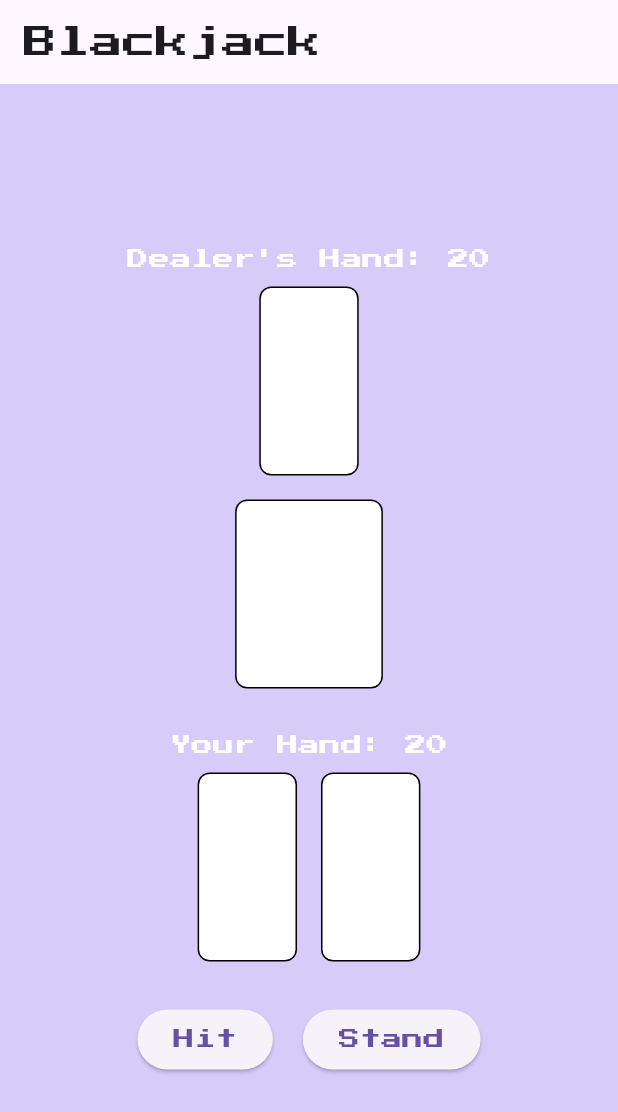
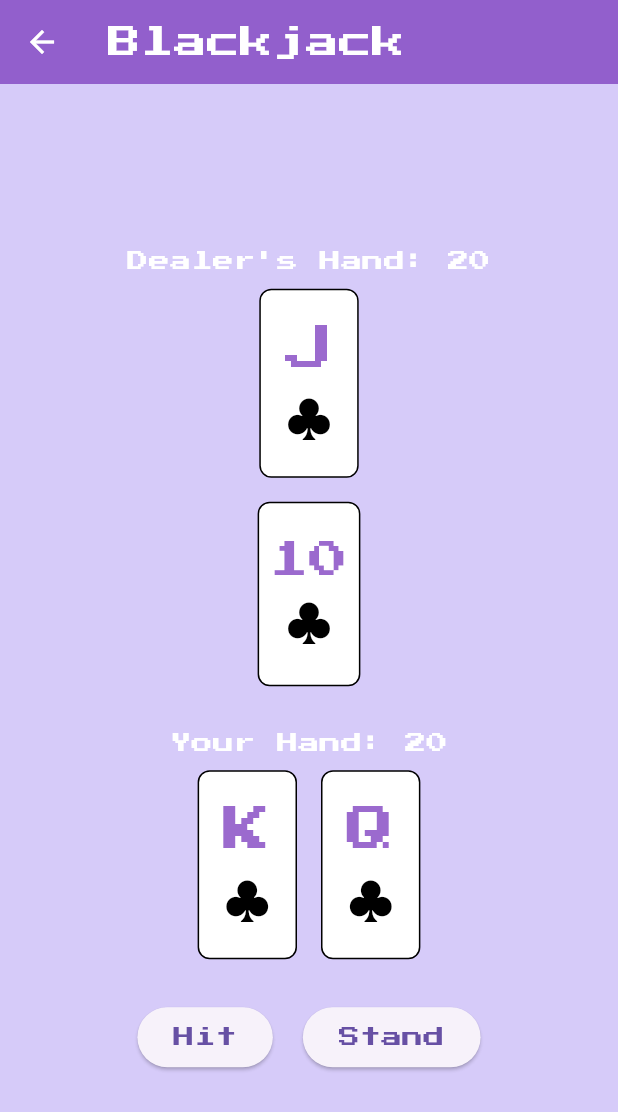
Before and after one commit to u5u5u5u/ankylo-cup, a Flutter app: the BlackjackScreen screen opened directly, on a phone screen of 412 x 824 dp. Shown: the top 1112 px of the screen. Run offline on Flutter 3.47's test engine with Material 3 defaults, Android fonts, the phone set to English and light mode, and no system bars; our stand-ins replace firebase_auth, firebase_core, fixnum, flutter_animate, flutter_riverpod, google_fonts and 2 more; missing offline and left inert: firebase_app_check, flame, grpc, protobuf; accounts and stored records are empty; generated files the repository leaves out were written again; statements that could not run were skipped.

Commit message:
gameのappbar

```diff
--- a/lib/presentation/games/blackjack/components/card.dart
+++ b/lib/presentation/games/blackjack/components/card.dart
@@ -7,10 +7,12 @@ class Card {
 
   Card(this.suit, this.rank, this.value);
 
-  Widget buildCard() {
+  Widget buildCard(BuildContext context) {
     return Container(
       margin: EdgeInsets.all(8.0), // マージンを大きくする
-      padding: EdgeInsets.all(16.0), // パディングを大きくする
+      padding: rank == '10'
+          ? EdgeInsets.fromLTRB(7, 19, 7, 19)
+          : EdgeInsets.all(16.0), // パディングを大きくする
       decoration: BoxDecoration(
         border: Border.all(color: Colors.black),
         borderRadius: BorderRadius.circular(8.0),
@@ -19,8 +21,16 @@ class Card {
       child: Column(
         mainAxisSize: MainAxisSize.min,
         children: <Widget>[
-          Text(rank, style: TextStyle(fontSize: 32)), // フォントサイズを大きくする
-          Text(suit, style: TextStyle(fontSize: 32)), // フォントサイズを大きくする
+          Text(rank,
+              style: TextStyle(
+                  fontSize: rank == '10' ? 26 : 32,
+                  color: Theme.of(context).primaryColor)), // フォントサイズを大きくする
+          Text(suit,
+              style: TextStyle(
+                  fontSize: 32,
+                  color: suit == '♥' || suit == '♦'
+                      ? Colors.red
+                      : Colors.black)), // マークによって色を変える
         ],
       ),
     );
--- a/lib/presentation/games/blackjack/widgets/blackjack_screen.dart
+++ b/lib/presentation/games/blackjack/widgets/blackjack_screen.dart
@@ -74,10 +74,12 @@ class _BlackjackScreenState extends State<BlackjackScreen> {
       context: context,
       builder: (BuildContext context) {
         return AlertDialog(
-          title: Text(result),
+          title: Text(result,
+              style:
+                  TextStyle(fontSize: 20, color: Theme.of(context).cardColor)),
           actions: <Widget>[
             TextButton(
-              child: Text('Play Again'),
+              child: Text('again'),
               onPressed: () {
                 Navigator.of(context).pop();
                 setState(() {
@@ -101,8 +103,18 @@ class _BlackjackScreenState extends State<BlackjackScreen> {
   @override
   Widget build(BuildContext context) {
     return Scaffold(
+      backgroundColor: Theme.of(context).scaffoldBackgroundColor,
       appBar: AppBar(
-        title: Text('Blackjack'),
+        title: Text('Blackjack', style: TextStyle(color: Colors.white)),
+        backgroundColor: Theme.of(context).primaryColor,
+        automaticallyImplyLeading: false,
+        leading: IconButton(
+          icon: Icon(Icons.arrow_back),
+          color: Colors.white,
+          onPressed: () {
+            Navigator.pop(context);
+          },
+        ),
       ),
       body: Column(
         mainAxisAlignment: MainAxisAlignment.center,
@@ -111,17 +123,18 @@ class _BlackjackScreenState extends State<BlackjackScreen> {
           _dealerHand.isBusted ? Text('Busted!') : Container(),
           _dealerHand.isBusted
               ? Container()
-              : _dealerHand.cards.first.buildCard(),
+              : _dealerHand.cards.first.buildCard(context),
           _dealerHand.isBusted
               ? Container()
-              : _dealerHand.cards.last.buildCard(),
+              : _dealerHand.cards.last.buildCard(context),
           SizedBox(height: 20),
           Text('Your Hand: ${_playerHand.value}'),
           _playerHand.isBusted ? Text('Busted!') : Container(),
           Row(
             mainAxisAlignment: MainAxisAlignment.center,
-            children:
-                _playerHand.cards.map((card) => card.buildCard()).toList(),
+            children: _playerHand.cards
+                .map((card) => card.buildCard(context))
+                .toList(),
           ),
           SizedBox(height: 20),
           Row(
--- a/lib/presentation/games/brick-breaker/widgets/score_card.dart
+++ b/lib/presentation/games/brick-breaker/widgets/score_card.dart
@@ -17,7 +17,11 @@ class ScoreCard extends StatelessWidget {
           padding: const EdgeInsets.fromLTRB(12, 6, 12, 18),
           child: Text(
             'Score: $score'.toUpperCase(),
-            style: Theme.of(context).textTheme.titleLarge!,
+            style: TextStyle(
+              fontSize: 16,
+              fontWeight: FontWeight.bold,
+              color: Color.fromARGB(255, 230, 178, 236),
+            ),
           ),
         );
       },
--- a/lib/presentation/games/hockey/components/play_area.dart
+++ b/lib/presentation/games/hockey/components/play_area.dart
@@ -8,7 +8,7 @@ import 'package:flutter/material.dart';
 class PlayArea extends RectangleComponent with HasGameReference<Hockey> {
   PlayArea()
       : super(
-          paint: Paint()..color = const Color(0xfff2e8cf),
+          paint: Paint()..color = const Color.fromARGB(200, 203, 189, 247),
           children: [RectangleHitbox()],
         );
 
--- a/lib/presentation/games/hockey/widgets/overlay_screen.dart
+++ b/lib/presentation/games/hockey/widgets/overlay_screen.dart
@@ -12,7 +12,7 @@ class OverlayScreen extends StatelessWidget {
 
   final String title;
   final String subtitle;
-  final bool showExitButton; // 終了ボタンを表示するかどうかのフラグ
+  final bool showExitButton;
   final VoidCallback? onExitPressed;
 
   @override
--- a/lib/presentation/games/hockey/widgets/score_card.dart
+++ b/lib/presentation/games/hockey/widgets/score_card.dart
@@ -26,12 +26,13 @@ class ScoreCard extends StatelessWidget {
                       fontSize:
                           Theme.of(context).textTheme.titleLarge!.fontSize! *
                               0.8,
+                      color: Color.fromARGB(255, 230, 178, 236),
                     ),
               ),
             );
           },
         ),
-        const Text('/'),
+        const Text('/', style: TextStyle(color: Color.fromARGB(255, 230, 178, 236))),
         ValueListenableBuilder<int>(
           valueListenable: lifeRemain,
           builder: (context, lifeRemain, child) {
@@ -43,6 +44,7 @@ class ScoreCard extends StatelessWidget {
                       fontSize:
                           Theme.of(context).textTheme.titleLarge!.fontSize! *
                               0.8,
+                      color: Color.fromARGB(255, 230, 178, 236),
                     ),
               ),
             );
--- a/lib/presentation/page/ranking/ranking_screen.dart
+++ b/lib/presentation/page/ranking/ranking_screen.dart
@@ -77,7 +77,7 @@ class _RankingScreenState extends State<RankingScreen> {
                             TextStyle(color: Theme.of(context).primaryColor))),
                 DropdownMenuItem(
                     value: 4,
-                    child: Text('Black Jack',
+                    child: Text('Blackjack',
                         style:
                             TextStyle(color: Theme.of(context).primaryColor))),
               ],
```
Also changed, not shown: lib/presentation/games/blackjack/blackjack.dart (+3 -7 lines), lib/presentation/games/brick-breaker/widgets/game_app.dart (+12 -0 lines), lib/presentation/games/chinchiro/chinchiro_screen.dart (+12 -5 lines), lib/presentation/games/hockey/widgets/game_app.dart (+11 -2 lines).
